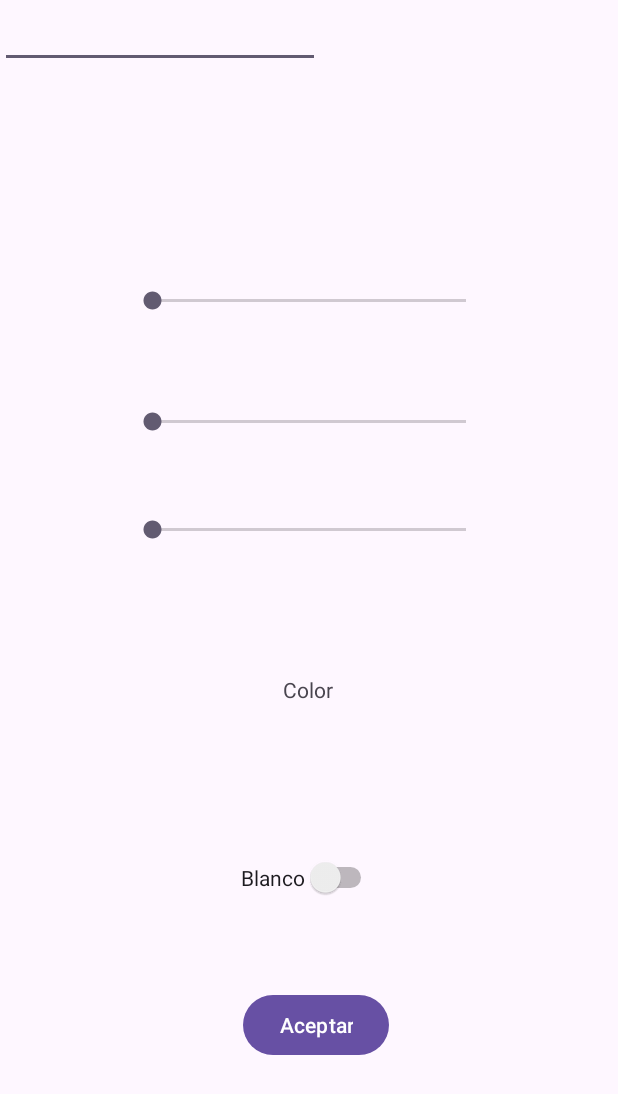
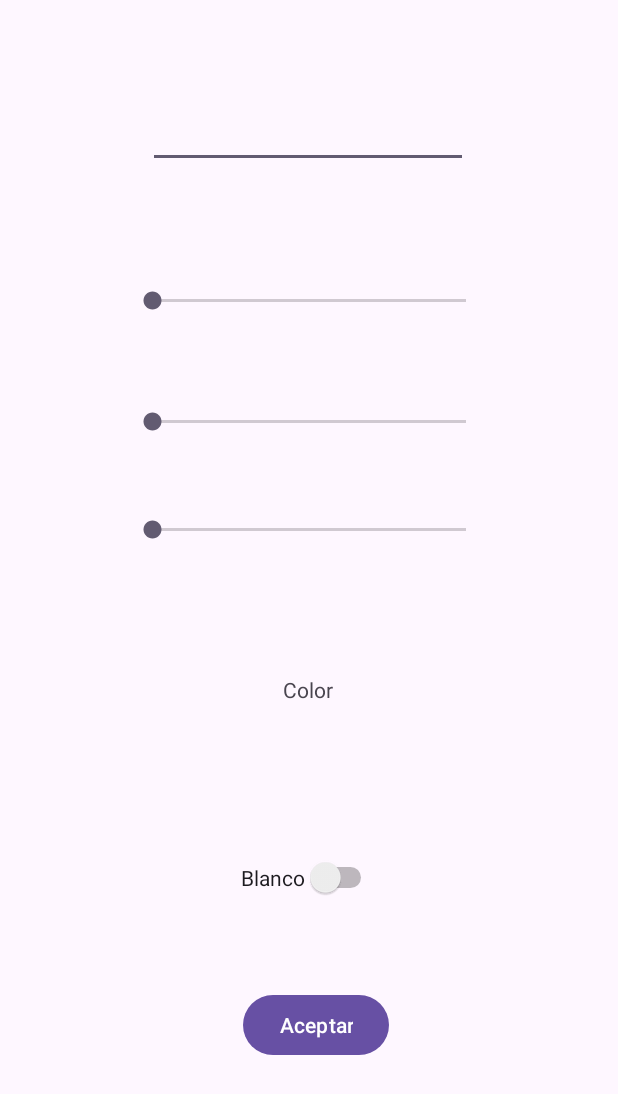
Before and after one commit to JavierRamiro8/PMDM_2324, an Android app: the ut201_Colores screen opened directly, with no data from a screen before it, on a phone screen of 412 x 824 dp. Shown: the top 1094 px of the screen. Run offline under Robolectric (Android 15) with nearby library versions, the phone set to English and light mode, and no system bars.

Commit message:
ColoresTerminado2

```diff
--- a/app/src/main/res/layout/activity_ut201_colores.xml
+++ b/app/src/main/res/layout/activity_ut201_colores.xml
@@ -83,7 +83,11 @@
         android:layout_height="wrap_content"
         android:ems="10"
         android:inputType="text"
-        tools:layout_editor_absoluteX="100dp"
-        tools:layout_editor_absoluteY="67dp" />
+        app:layout_constraintBottom_toBottomOf="parent"
+        app:layout_constraintEnd_toEndOf="parent"
+        app:layout_constraintHorizontal_bias="0.497"
+        app:layout_constraintStart_toStartOf="parent"
+        app:layout_constraintTop_toTopOf="parent"
+        app:layout_constraintVertical_bias="0.086" />
 
 </androidx.constraintlayout.widget.ConstraintLayout>
```
